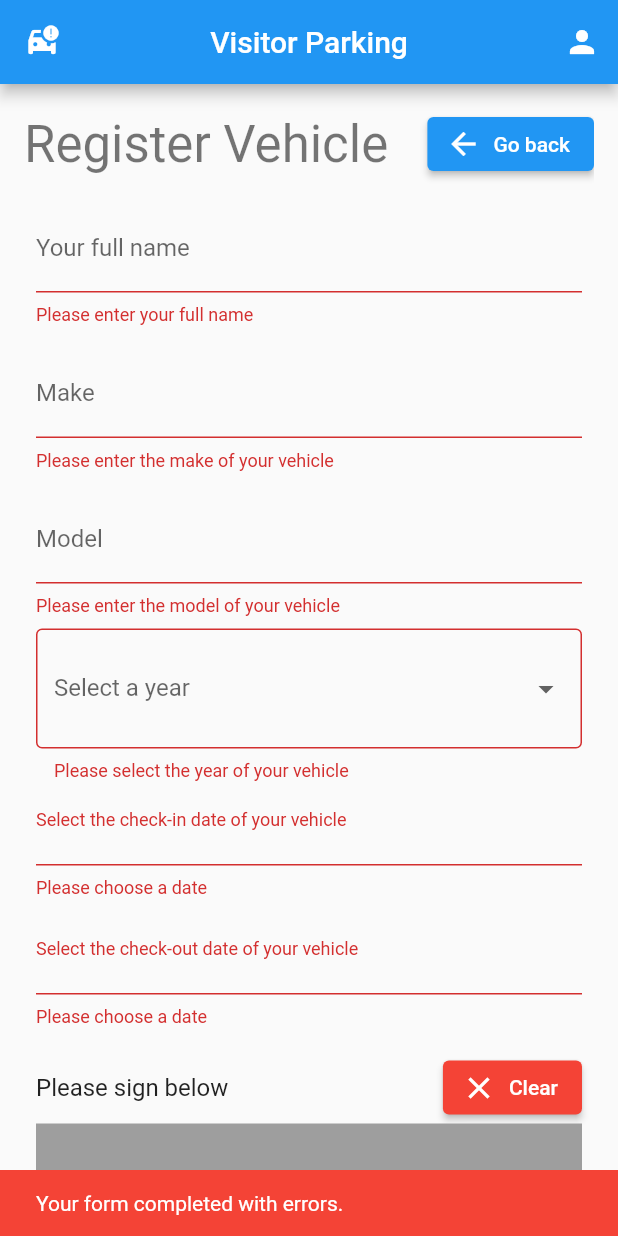
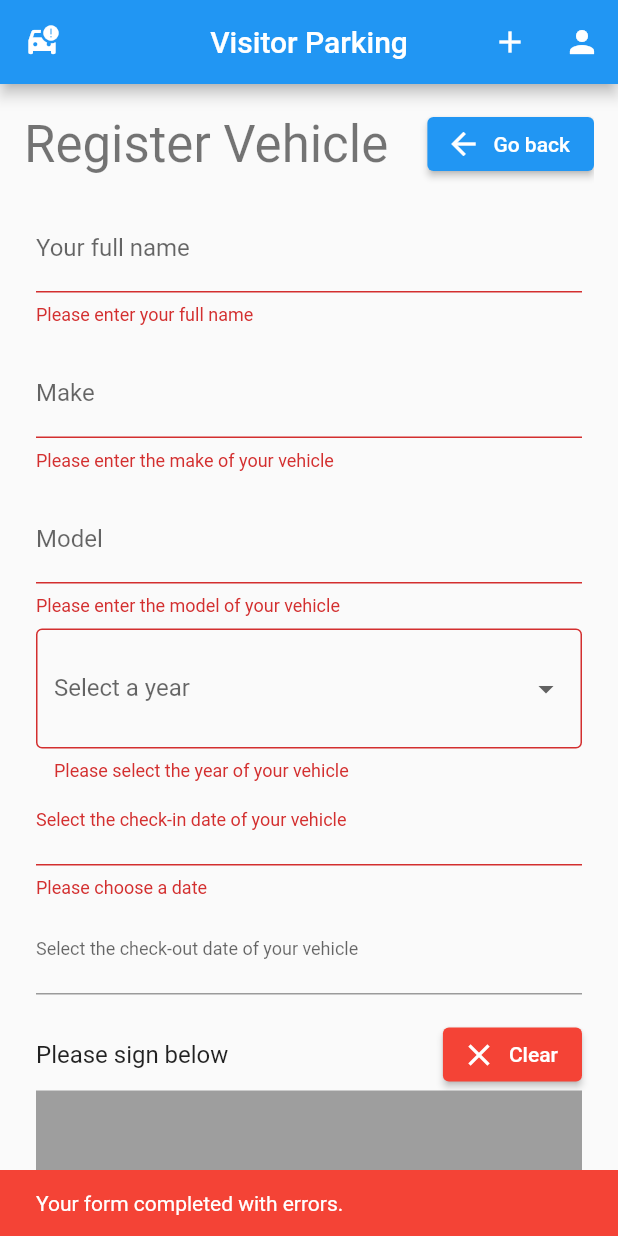
Before and after one commit to bmclachlin1/Parky, a Flutter app: the AddVehiclePage screen opened by its route, after a tap on "Register Vehicle", on a phone screen of 412 x 824 dp. Run offline on Flutter 3.47's test engine with Material 2 defaults, Android fonts, the phone set to English and light mode, and no system bars; drawn by our look-alikes of signature; our stand-ins replace cloud_firestore, firebase_auth, firebase_core, flutter_dotenv; missing offline and left inert: firebase_ui_auth, firebase_ui_oauth_google; accounts and stored records are empty; generated files the repository leaves out were written again.

Commit message:
Allow checkout date to be nullable. Move register vehicle button to app bar for now

```diff
--- a/lib/components/add_vehicle_form.dart
+++ b/lib/components/add_vehicle_form.dart
@@ -42,16 +42,17 @@ class _AddVehicleFormState extends State<AddVehicleForm> {
       _formKey.currentState!.save();
 
       final signatureAsBytes = await _signatureController.toPngBytes();
-      FirebaseFirestore.instance.collection("vehicles").add({
+      final jsonVehicle = {
         "make": _make,
         "model": _model,
         "year": _year,
         "checkInDate": _checkInDate,
-        "checkOutDate": _checkOutDate,
         "userId": FirebaseAuth.instance.currentUser?.uid,
         "userDisplayName": _userDisplayName,
         "signatureBytes": signatureAsBytes
-      });
+      };
+      if (_checkOutDate != null) jsonVehicle["checkOutDate"] = _checkOutDate;
+      FirebaseFirestore.instance.collection("vehicles").add(jsonVehicle);
 
       // see [https://stackoverflow.com/questions/68871880/do-not-use-buildcontexts-across-async-gaps]
       // for why we check if context is mounted
@@ -178,7 +179,6 @@ class _AddVehicleFormState extends State<AddVehicleForm> {
             Padding(
               padding: const EdgeInsets.symmetric(vertical: 8.0),
               child: FormField<DateTime>(
-                  validator: FormValidators.validateDate,
                   builder: (FormFieldState<DateTime> field) {
                 return InkWell(
                     onTap: () async {
--- a/lib/components/app_bar.dart
+++ b/lib/components/app_bar.dart
@@ -16,6 +16,12 @@ class MyAppBar extends StatelessWidget implements PreferredSizeWidget {
       ),
       actions: [
         IconButton(
+            icon: const Icon(Icons.add),
+            onPressed: () {
+              Navigator.pushNamed(context, '/add_vehicle');
+            },
+            tooltip: 'Register Vehicle'),
+        IconButton(
           icon: const Icon(Icons.person),
           onPressed: () {
             Navigator.pushNamed(context, '/profile');
--- a/lib/components/update_vehicle_form.dart
+++ b/lib/components/update_vehicle_form.dart
@@ -22,7 +22,7 @@ class _UpdateVehicleFormState extends State<UpdateVehicleForm> {
     _userDisplayName = widget.vehicle.userDisplayName;
     _year = widget.vehicle.year;
     _checkInDate = widget.vehicle.checkInDate.toDate();
-    _checkOutDate = widget.vehicle.checkOutDate.toDate();
+    _checkOutDate = widget.vehicle.checkOutDate?.toDate();
     super.initState();
   }
 
@@ -211,7 +211,6 @@ class _UpdateVehicleFormState extends State<UpdateVehicleForm> {
               padding: const EdgeInsets.symmetric(vertical: 8.0),
               child: FormField<DateTime>(
                   initialValue: _checkOutDate,
-                  validator: FormValidators.validateDate,
                   builder: (FormFieldState<DateTime> field) {
                     return InkWell(
                         onTap: () async {
--- a/lib/models/vehicle.dart
+++ b/lib/models/vehicle.dart
@@ -7,7 +7,7 @@ class Vehicle {
   final String userId;
   final String userDisplayName;
   final Timestamp checkInDate;
-  final Timestamp checkOutDate;
+  final Timestamp? checkOutDate;
 
   Vehicle(
       {required this.make,
@@ -16,7 +16,7 @@ class Vehicle {
       required this.userId,
       required this.userDisplayName,
       required this.checkInDate,
-      required this.checkOutDate});
+      this.checkOutDate});
 
   factory Vehicle.fromJson(Map<String, dynamic> json) {
     return Vehicle(
```
Also changed, not shown: lib/components/vehicle_list.dart (+5 -7 lines). Lines whose indentation alone changed are shown as unchanged.
